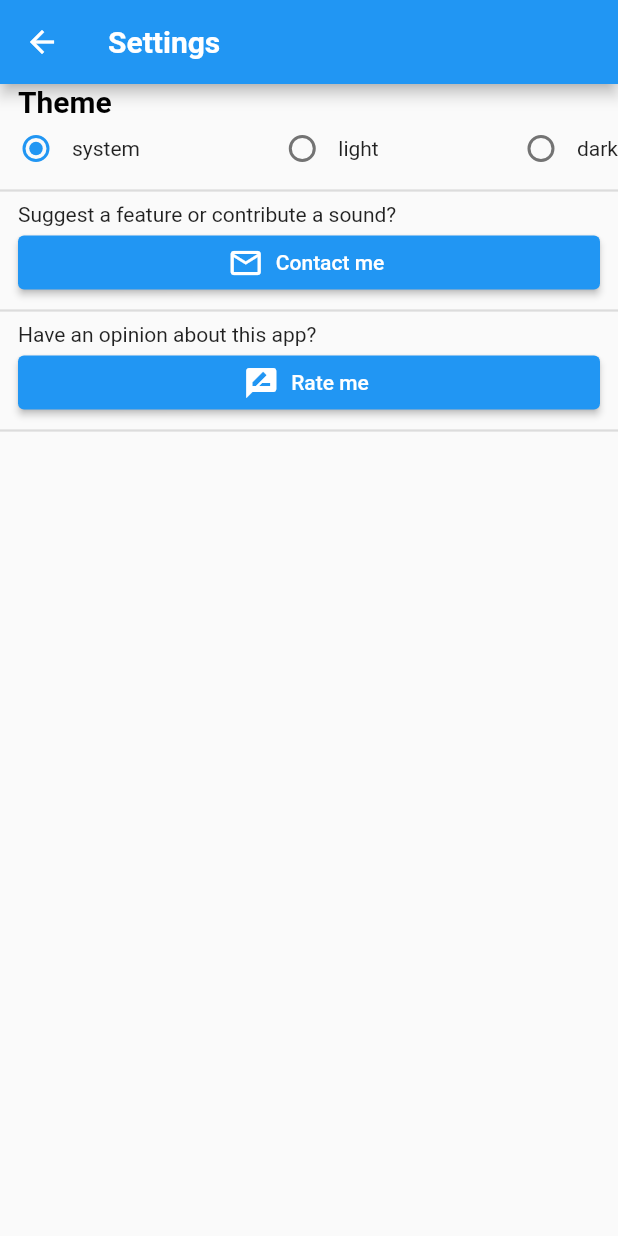
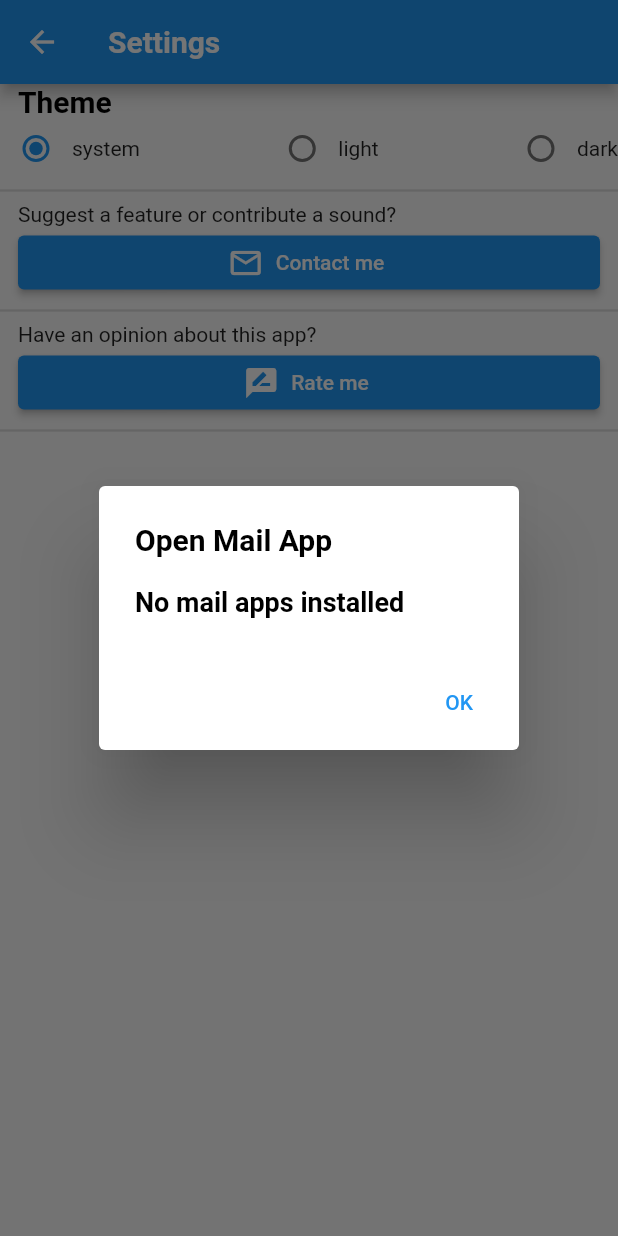
Before and after one commit to BigFlexLiu/ASMR-remixer, a Flutter app: the SettingsPage screen opened directly, after a tap on "Contact me", on a phone screen of 412 x 824 dp. Run offline on Flutter 3.47's test engine with Material 2 defaults, Android fonts, the light colour scheme and no system bars; drawn by our look-alikes of group_radio_button; our stand-ins replace audioplayers, font_awesome_flutter, shared_preferences; missing offline and left inert: open_mail_app; accounts and stored records are empty.

Commit message:
Link contact me up to email app

```diff
--- a/lib/components/settings_components.dart
+++ b/lib/components/settings_components.dart
@@ -1,6 +1,7 @@
 import 'package:asmr_maker/components/common_widgets.dart';
 import 'package:flutter/material.dart';
 import 'package:group_radio_button/group_radio_button.dart';
+import 'package:open_mail_app/open_mail_app.dart';
 import 'package:provider/provider.dart';
 
 import '../providers/settings.dart';
@@ -40,13 +41,42 @@ class _ThemeSelectionState extends State<ThemeSelection> {
   }
 }
 
-class ContactMe extends StatelessWidget {
+class ContactMe extends StatefulWidget {
   const ContactMe({super.key});
 
   @override
+  State<ContactMe> createState() => _ContactMeState();
+}
+
+class _ContactMeState extends State<ContactMe> {
+  @override
   Widget build(BuildContext context) {
     return ElevatedButton.icon(
-      onPressed: () {},
+      onPressed: () async {
+        EmailContent email = EmailContent(
+          to: [
+            'cfastapps@email.com',
+          ],
+          subject: 'Hello!',
+          body: 'How are you doing?',
+        );
+
+        OpenMailAppResult result = await OpenMailApp.composeNewEmailInMailApp(
+            nativePickerTitle: 'Select email app to compose',
+            emailContent: email);
+        if (!result.didOpen && !result.canOpen) {
+          if (!mounted) return;
+          showNoMailAppsDialog(context);
+        } else if (!result.didOpen && result.canOpen) {
+          showDialog(
+            context: context,
+            builder: (_) => MailAppPickerDialog(
+              mailApps: result.options,
+              emailContent: email,
+            ),
+          );
+        }
+      },
       label: const Text("Contact me"),
       icon: const Icon(Icons.email_outlined),
     );
@@ -89,3 +119,23 @@ class CommonPadding extends StatelessWidget {
         padding: const EdgeInsets.symmetric(horizontal: 12.0), child: child);
   }
 }
+
+void showNoMailAppsDialog(BuildContext context, [bool mounted = true]) {
+  showDialog(
+    context: context,
+    builder: (context) {
+      return AlertDialog(
+        title: Text("Open Mail App"),
+        content: Text("No mail apps installed"),
+        actions: <Widget>[
+          TextButton(
+            child: Text("OK"),
+            onPressed: () {
+              Navigator.pop(context);
+            },
+          )
+        ],
+      );
+    },
+  );
+}
--- a/pubspec.yaml
+++ b/pubspec.yaml
@@ -43,6 +43,7 @@ dependencies:
   carousel_slider: ^4.1.1
   group_radio_button: ^1.3.0
   font_awesome_flutter: ^10.3.0
+  open_mail_app: ^0.4.5
 
 dev_dependencies:
   flutter_test:
```
